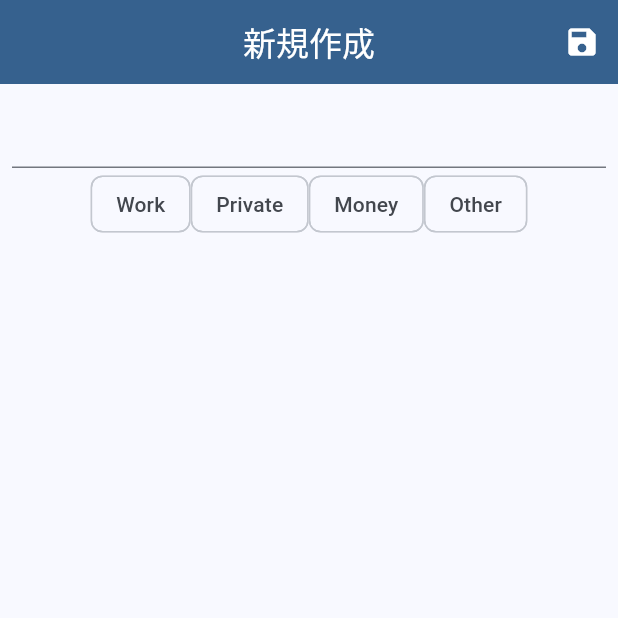
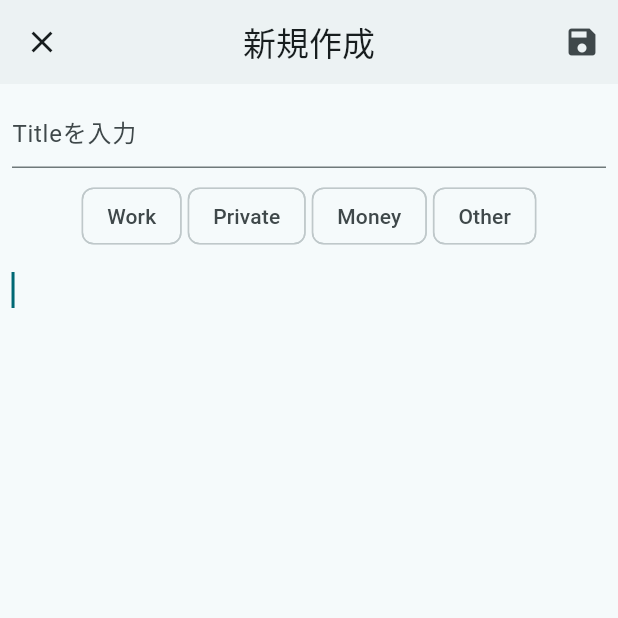
Before and after one commit to YamamotoShota2/memoapp, a Flutter app: the screen it shows after launch, after a tap on the "edit note" icon, on a phone screen of 412 x 824 dp, the top half of it. Run offline on Flutter 3.47's test engine with Material 3 defaults, Android fonts, the phone set to English and light mode, and no system bars; our stand-ins replace flutter_dotenv.

Commit message:
カラー変更 コードを一部修正

```diff
--- a/lib/base/base_screen.dart
+++ b/lib/base/base_screen.dart
@@ -11,7 +11,7 @@ class BaseScreen extends StatelessWidget {
     return MaterialApp(
       title: 'Flutter Demo',
       theme: ThemeData(
-        colorScheme: ColorScheme.fromSeed(seedColor: Colors.blue),
+        colorScheme: ColorScheme.fromSeed(seedColor: Colors.white),
         useMaterial3: true,
       ),
       home: Scaffold(
--- a/lib/screen/create_new_screen.dart
+++ b/lib/screen/create_new_screen.dart
@@ -54,26 +54,29 @@ class _CreateNewScreen extends State<CreateNewScreen> {
           }
         })
       );
-    } catch (e) {print(e);}
+    } catch (_) {}
   }
 
   @override
   Widget build(BuildContext context) {
     return BaseScreen(
       customAppBar: createNewAppBar(),
-      customAppBody: createNewScreen(),
+      customAppBody: createNewBody(),
     );
   }
 
   PreferredSizeWidget createNewAppBar() {
     return AppBar(
       centerTitle: true,
-      backgroundColor: Theme.of(context).colorScheme.primary,
+      backgroundColor: Theme.of(context).colorScheme.onInverseSurface,
+      leading: IconButton(
+          onPressed: () {
+            Navigator.pop(context);
+          },
+          icon: Icon(Icons.close),
+        ),
       title: Text(
         '新規作成',
-        style: TextStyle(
-          color: Colors.white
-        ),
       ),
       actions: [
         IconButton(
@@ -82,24 +85,53 @@ class _CreateNewScreen extends State<CreateNewScreen> {
             Navigator.pop(context);
           },
           icon: Icon(Icons.save),
-          color: Colors.white,
         )
       ],
     );
   }
 
-  Widget createNewScreen() {
+  Widget createNewBody() {
     return Padding(
       padding: const EdgeInsets.all(8.0),
       child: Form(
         child: Column(
           children: [
-            TextFormField(
+            titleField(),
+            choseTagButton(),
+            contentField(),
+          ],
+        ),
+      ),
+    );
+  }
+
+  Widget titleField() {
+    return TextFormField(
       controller: _titleController,
+      maxLines: null,
+      decoration: InputDecoration(
+        hintText: 'Titleを入力'
       ),
-            Wrap(
+    );
+  }
+
+  Widget contentField() {
+    return TextFormField(
+      controller: _contentController,
+      maxLines: null,
+      decoration: InputDecoration(
+        border: InputBorder.none,
+      ),
+      autofocus: true,
+    );
+  }
+
+  Widget choseTagButton() {
+    return Wrap(
       children: List<Widget>.generate(4, (int index) {
-                return ChoiceChip(
+        return Padding(
+          padding: const EdgeInsets.fromLTRB(2.0, 8.0, 2.0, 1.0),
+          child: ChoiceChip(
             label: Text(tags[index].getString()),
             selected: value == index,
             onSelected: (bool selected) {
@@ -107,50 +139,9 @@ class _CreateNewScreen extends State<CreateNewScreen> {
                 value = selected ? index : null;
               });
             },
+          ),
         );
       }).toList()
-            ),
-            TextFormField(
-              controller: _contentController,
-              decoration: InputDecoration(
-                border: InputBorder.none,
-              ),
-            ),
-          ],
-        ),
-      ),
     );
   }
 }
-
-// こっちでやるとcontrollerがうまく使えない
-// class CreateNewAppBar extends StatelessWidget
-//   implements PreferredSizeWidget {
-//   const CreateNewAppBar({super.key});
-
-//   @override
-//   Size get preferredSize {
-//     return Size(double.infinity, 60);
-//   }
-
-//   @override
-//   Widget build(BuildContext context) {
-//     return AppBar(
-//       centerTitle: true,
-//       backgroundColor: Theme.of(context).colorScheme.primary,
-//       title: Text(
-//         '新規作成',
-//         style: TextStyle(
-//           color: Colors.white
-//         ),
-//       ),
-//       actions: [
-//         IconButton(
-//           onPressed: () => _CreateNewScreen().createNew(),
-//           icon: Icon(Icons.save),
-//           color: Colors.white,
-//         )
-//       ],
-//     );
-//   }
-// }
--- a/lib/screen/home_screen.dart
+++ b/lib/screen/home_screen.dart
@@ -48,12 +48,9 @@ class HomeAppBar extends StatelessWidget
   Widget build(BuildContext context) {
     return AppBar(
       centerTitle: true,
-      backgroundColor: Theme.of(context).colorScheme.primary,
+      backgroundColor: Theme.of(context).colorScheme.onInverseSurface,
       title: Text(
         'メモアプリ',
-        style: TextStyle(
-          color: Colors.white
-        ),
       ),
     );
   }
```
Lines whose indentation alone changed are shown as unchanged.
